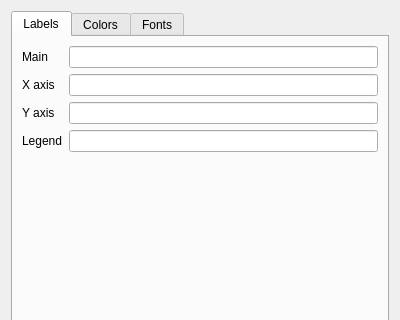
Before: the Qt Designer form coquery/gui/figureOptions.ui in gkunter/coquery, drawn with Qt 5; both pictures show x 0 to 400 and y 0 to 320 of the 400 by 480 pixel window.
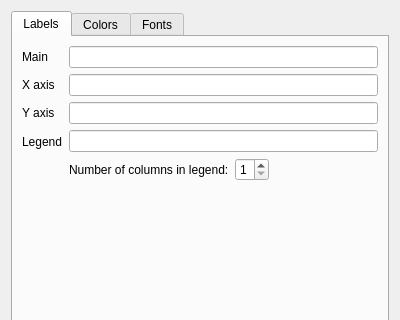
After: the same form once the commit is applied.

Commit message: Allow color customization

Patch:
```diff
--- a/coquery/gui/figureOptions.ui
+++ b/coquery/gui/figureOptions.ui
@@ -72,7 +72,48 @@
         </widget>
        </item>
        <item row="3" column="1">
-        <widget class="QLineEdit" name="label_legend"/>
+        <layout class="QVBoxLayout" name="verticalLayout_4">
+         <item>
+          <widget class="QLineEdit" name="label_legend"/>
+         </item>
+         <item>
+          <layout class="QHBoxLayout" name="horizontalLayout_7">
+           <item>
+            <widget class="QLabel" name="label_13">
+             <property name="text">
+              <string>Number of columns in legend:</string>
+             </property>
+            </widget>
+           </item>
+           <item>
+            <widget class="QSpinBox" name="spin_columns">
+             <property name="minimum">
+              <number>1</number>
+             </property>
+             <property name="maximum">
+              <number>9</number>
+             </property>
+             <property name="value">
+              <number>1</number>
+             </property>
+            </widget>
+           </item>
+           <item>
+            <spacer name="horizontalSpacer_4">
+             <property name="orientation">
+              <enum>Qt::Horizontal</enum>
+             </property>
+             <property name="sizeHint" stdset="0">
+              <size>
+               <width>40</width>
+               <height>20</height>
+              </size>
+             </property>
+            </spacer>
+           </item>
+          </layout>
+         </item>
+        </layout>
        </item>
       </layout>
      </widget>
```
The commit also changes 2 other files.
